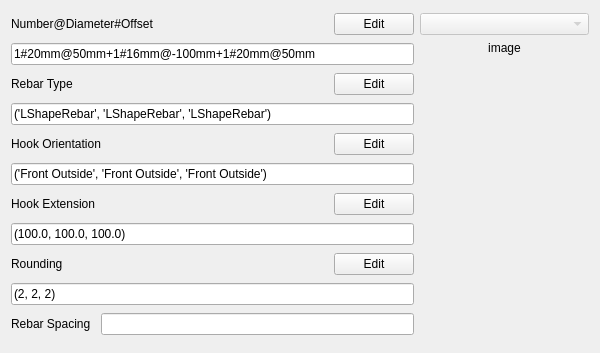
Qt form BeamReinforcement/LeftRightReinforcement.ui (amrit3701/FreeCAD-Reinforcement) before a commit.
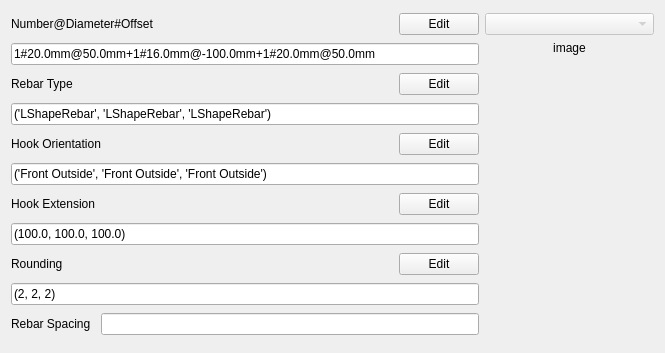
The same form after that commit. Custom widgets are drawn as their Qt base class.

Commit message: Implement ShearRebars NumberDiameterOffset edit dialog

```diff
--- a/BeamReinforcement/LeftRightReinforcement.ui
+++ b/BeamReinforcement/LeftRightReinforcement.ui
@@ -6,13 +6,13 @@
    <rect>
     <x>0</x>
     <y>0</y>
-    <width>600</width>
+    <width>665</width>
     <height>353</height>
    </rect>
   </property>
   <property name="minimumSize">
    <size>
-    <width>600</width>
+    <width>665</width>
     <height>0</height>
    </size>
   </property>
@@ -91,7 +91,7 @@
    <item row="1" column="0" colspan="3">
     <widget class="Gui::PrefLineEdit" name="numberDiameterOffset">
      <property name="text">
-      <string>1#20mm@50mm+1#16mm@-100mm+1#20mm@50mm</string>
+      <string>1#20.0mm@50.0mm+1#16.0mm@-100.0mm+1#20.0mm@50.0mm</string>
      </property>
      <property name="readOnly">
       <bool>true</bool>
```
The commit also changes 3 other files.
